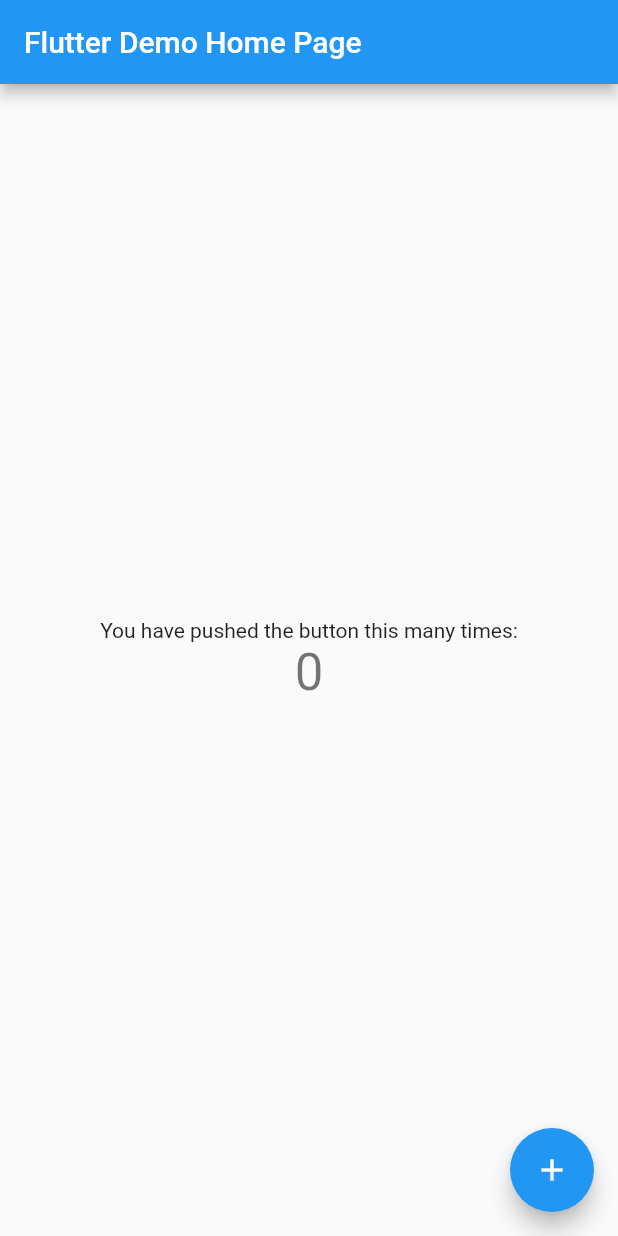
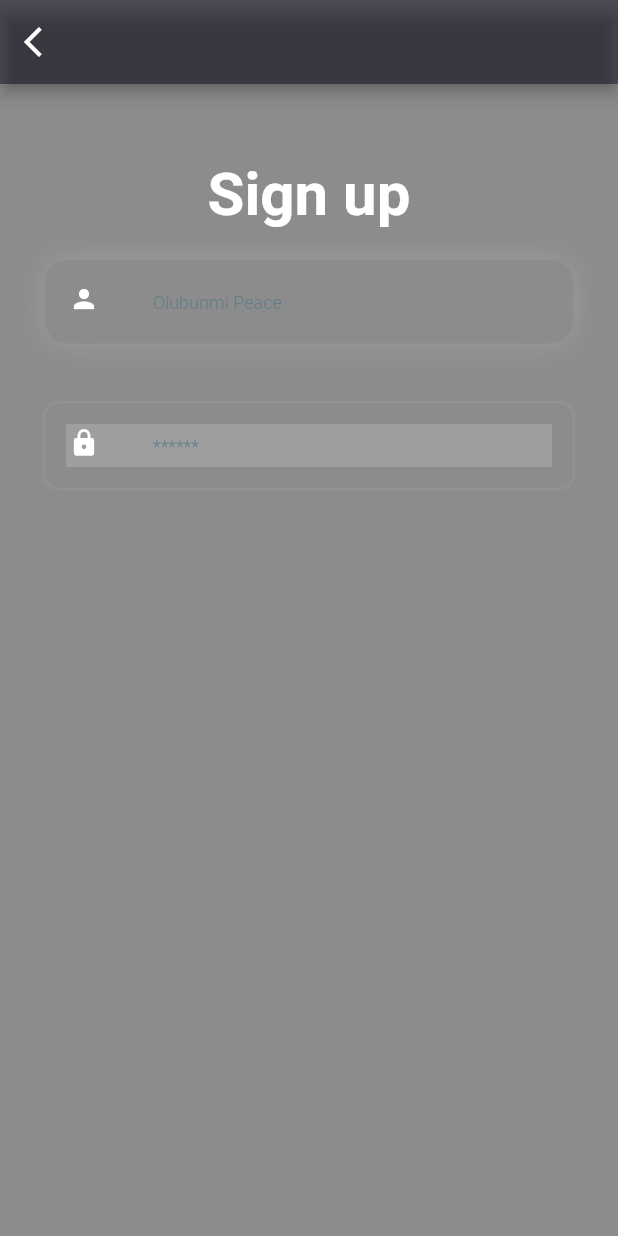
Before and after one commit to covenant-Peace/autom_i_o_t, a Flutter app: the screen it shows after launch, on a phone screen of 412 x 824 dp. Run offline on Flutter 3.47's test engine with Material 2 defaults, Android fonts, the phone set to English and light mode, and no system bars.

Commit message:
sign up screen

```diff
--- /dev/null
+++ b/lib/constants.dart
@@ -0,0 +1,13 @@
+import 'package:flutter/material.dart';
+
+const kText1 = TextStyle(
+    fontWeight: FontWeight.w700, fontSize: 40, color: Colors.white,
+);
+
+const kText2 = TextStyle(
+    fontWeight: FontWeight.w300, fontSize: 12, color: Colors.blueGrey,
+);
+
+const kText3 = TextStyle(
+    fontWeight: FontWeight.w400, fontSize: 14, color: Colors.grey,
+);
--- /dev/null
+++ b/lib/login.dart
@@ -0,0 +1,150 @@
+// ignore_for_file: prefer_const_constructors
+
+import 'package:flutter/material.dart';
+
+import 'constants.dart';
+
+class CreateAccount extends StatefulWidget {
+  const CreateAccount({super.key});
+
+  @override
+  State<CreateAccount> createState() => _CreateAccountState();
+}
+
+class _CreateAccountState extends State<CreateAccount> {
+  FocusNode focusNode = FocusNode();
+  FocusNode focusNode1 = FocusNode();
+  bool isSeen = false;
+
+  @override
+  Widget build(BuildContext context) {
+    return Scaffold(
+      backgroundColor: Colors.black45,
+      appBar: AppBar(
+        leading: const Icon(
+          Icons.arrow_back_ios,
+          color: Colors.white,
+        ),
+        backgroundColor: Colors.black45.withBlue(20),
+      ),
+      body: Container(
+        padding: const EdgeInsets.only(
+          top: 50,
+          left: 30,
+          right: 30,
+        ),
+        child: Column(
+          children: [
+            Text(
+              'Sign up',
+              style: kText1,
+            ),
+            SizedBox(
+              height: 20,
+            ),
+            Container(
+              decoration: BoxDecoration(
+                boxShadow: [
+                  !focusNode1.hasFocus
+                      ? BoxShadow(
+                          color: Colors.grey,
+                          blurRadius: 15,
+                          blurStyle: BlurStyle.outer,
+                        )
+                      : BoxShadow(
+                          color: Colors.grey,
+                          blurRadius: 2,
+                          blurStyle: BlurStyle.outer,
+                        )
+                ],
+                borderRadius: BorderRadius.circular(15),
+              ),
+              child: ListTile(
+                leading: Icon(
+                  Icons.person,
+                  color: Colors.white,
+                  size: 20,
+                ),
+                title: TextField(
+                  decoration: InputDecoration(
+                    hintText: 'Olubunmi Peace',
+                    hintStyle: kText2,
+                    border: InputBorder.none,
+                  ),
+                  keyboardType: TextInputType.text,
+                  focusNode: focusNode,
+                  // textInputAction: TextInputAction.n,
+                  mouseCursor: MouseCursor.uncontrolled,
+                  style: kText3,
+                  onTap: () {
+                    setState(() {
+                      focusNode.requestFocus();
+                      focusNode1.unfocus();
+                    });
+                  },
+                ),
+              ),
+            ),
+            SizedBox(
+              height: 40,
+            ),
+            Container(
+              decoration: BoxDecoration(
+                boxShadow: [
+                  focusNode1.hasFocus
+                      ? BoxShadow(
+                          color: Colors.grey,
+                          blurRadius: 15,
+                          blurStyle: BlurStyle.outer,
+                        )
+                      : BoxShadow(
+                          color: Colors.grey,
+                          blurRadius: 2,
+                          blurStyle: BlurStyle.outer,
+                        )
+                ],
+                borderRadius: BorderRadius.circular(10),
+              ),
+              child: ListTile(
+                leading: Icon(
+                  Icons.lock,
+                  color: Colors.white,
+                  size: 20,
+                ),
+                title: TextField(
+                  decoration: InputDecoration(
+                    hintText: '******',
+                    hintStyle: kText2,
+                    border: InputBorder.none,
+                  ),
+                  keyboardType: TextInputType.text,
+                  mouseCursor: MouseCursor.uncontrolled,
+                  style: kText3,
+                  focusNode: focusNode1,
+                  obscureText: !isSeen?true:false,
+                  onTap: () {
+                    setState(() {
+                      focusNode1.requestFocus();
+                      focusNode.unfocus();
+                    });
+                  },
+                ),
+                trailing: IconButton(
+                  icon: Icon(
+                    isSeen ? Icons.remove_red_eye : Icons.visibility_off,
+                    color: isSeen ? Colors.white : Colors.grey,
+                    size: 18,
+                  ), onPressed: () {
+                    setState(() {
+                      isSeen = !isSeen;
+                    });
+                },
+                ),
+              ),
+            )
+          ],
+        ),
+      ),
+    );
+  }
+}
--- a/lib/main.dart
+++ b/lib/main.dart
@@ -1,3 +1,4 @@
+import 'package:autom_i_o_t/login.dart';
 import 'package:flutter/material.dart';
 
 void main() {
@@ -24,92 +25,7 @@
         // is not restarted.
         primarySwatch: Colors.blue,
       ),
-      home: const MyHomePage(title: 'Flutter Demo Home Page'),
+      home: const CreateAccount(),
     );
   }
 }
-
-class MyHomePage extends StatefulWidget {
-  const MyHomePage({super.key, required this.title});
-
-  // This widget is the home page of your application. It is stateful, meaning
-  // that it has a State object (defined below) that contains fields that affect
-  // how it looks.
-
-  // This class is the configuration for the state. It holds the values (in this
-  // case the title) provided by the parent (in this case the App widget) and
-  // used by the build method of the State. Fields in a Widget subclass are
-  // always marked "final".
-
-  final String title;
-
-  @override
-  State<MyHomePage> createState() => _MyHomePageState();
-}
-
-class _MyHomePageState extends State<MyHomePage> {
-  int _counter = 0;
-
-  void _incrementCounter() {
-    setState(() {
-      // This call to setState tells the Flutter framework that something has
-      // changed in this State, which causes it to rerun the build method below
-      // so that the display can reflect the updated values. If we changed
-      // _counter without calling setState(), then the build method would not be
-      // called again, and so nothing would appear to happen.
-      _counter++;
-    });
-  }
-
-  @override
-  Widget build(BuildContext context) {
-    // This method is rerun every time setState is called, for instance as done
-    // by the _incrementCounter method above.
-    //
-    // The Flutter framework has been optimized to make rerunning build methods
-    // fast, so that you can just rebuild anything that needs updating rather
-    // than having to individually change instances of widgets.
-    return Scaffold(
-      appBar: AppBar(
-        // Here we take the value from the MyHomePage object that was created by
-        // the App.build method, and use it to set our appbar title.
-        title: Text(widget.title),
-      ),
-      body: Center(
-        // Center is a layout widget. It takes a single child and positions it
-        // in the middle of the parent.
-        child: Column(
-          // Column is also a layout widget. It takes a list of children and
-          // arranges them vertically. By default, it sizes itself to fit its
-          // children horizontally, and tries to be as tall as its parent.
-          //
-          // Invoke "debug painting" (press "p" in the console, choose the
-          // "Toggle Debug Paint" action from the Flutter Inspector in Android
-          // Studio, or the "Toggle Debug Paint" command in Visual Studio Code)
-          // to see the wireframe for each widget.
-          //
-          // Column has various properties to control how it sizes itself and
-          // how it positions its children. Here we use mainAxisAlignment to
-          // center the children vertically; the main axis here is the vertical
-          // axis because Columns are vertical (the cross axis would be
-          // horizontal).
-          mainAxisAlignment: MainAxisAlignment.center,
-          children: <Widget>[
-            const Text(
-              'You have pushed the button this many times:',
-            ),
-            Text(
-              '$_counter',
-              style: Theme.of(context).textTheme.headlineMedium,
-            ),
-          ],
-        ),
-      ),
-      floatingActionButton: FloatingActionButton(
-        onPressed: _incrementCounter,
-        tooltip: 'Increment',
-        child: const Icon(Icons.add),
-      ), // This trailing comma makes auto-formatting nicer for build methods.
-    );
-  }
-}
```
Also changed, not shown: fonts/Kablammo-Regular.ttf (added).
